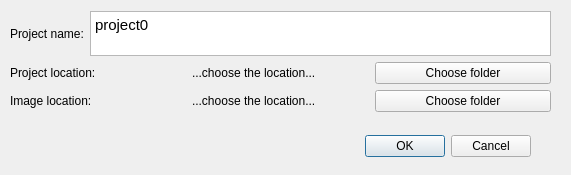
First picture: the form in ui/newproject.ui, repository lybros/appa, before the edit.
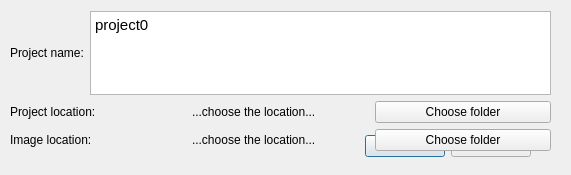
Second picture: the form after the edit.

The edit to the form file:
```diff
--- a/ui/newproject.ui
+++ b/ui/newproject.ui
@@ -35,7 +35,7 @@
      <x>10</x>
      <y>11</y>
      <width>541</width>
-     <height>101</height>
+     <height>140</height>
     </rect>
    </property>
    <layout class="QVBoxLayout" name="verticalLayout">
```
Left out of the diff: 2 changed lines with no effect on the pictures.
